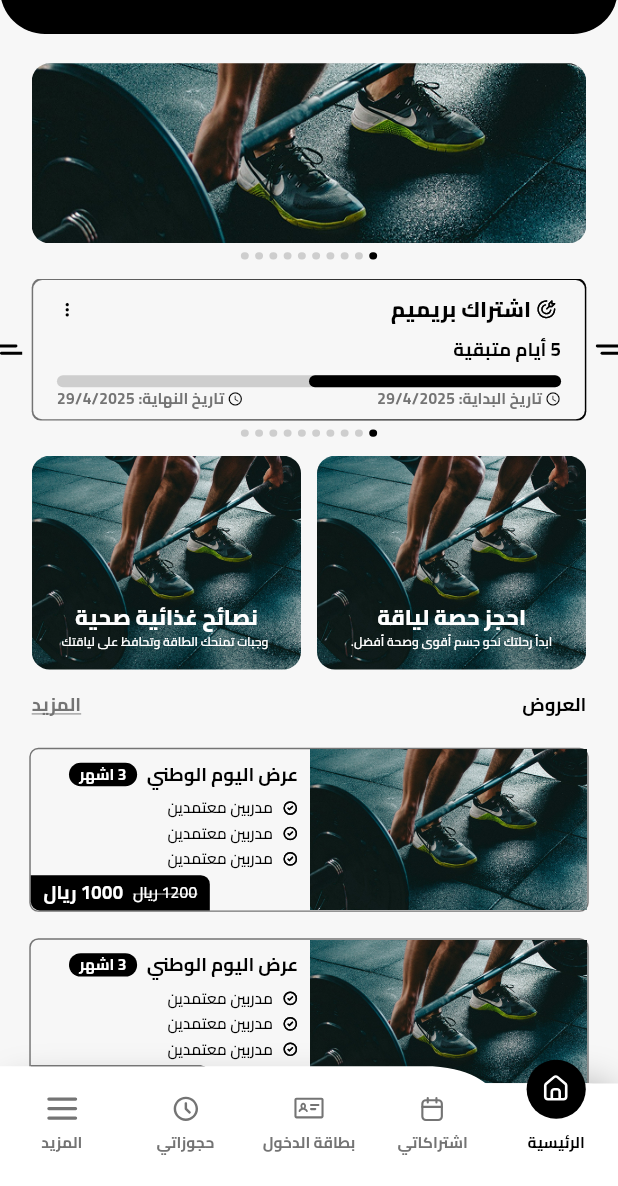
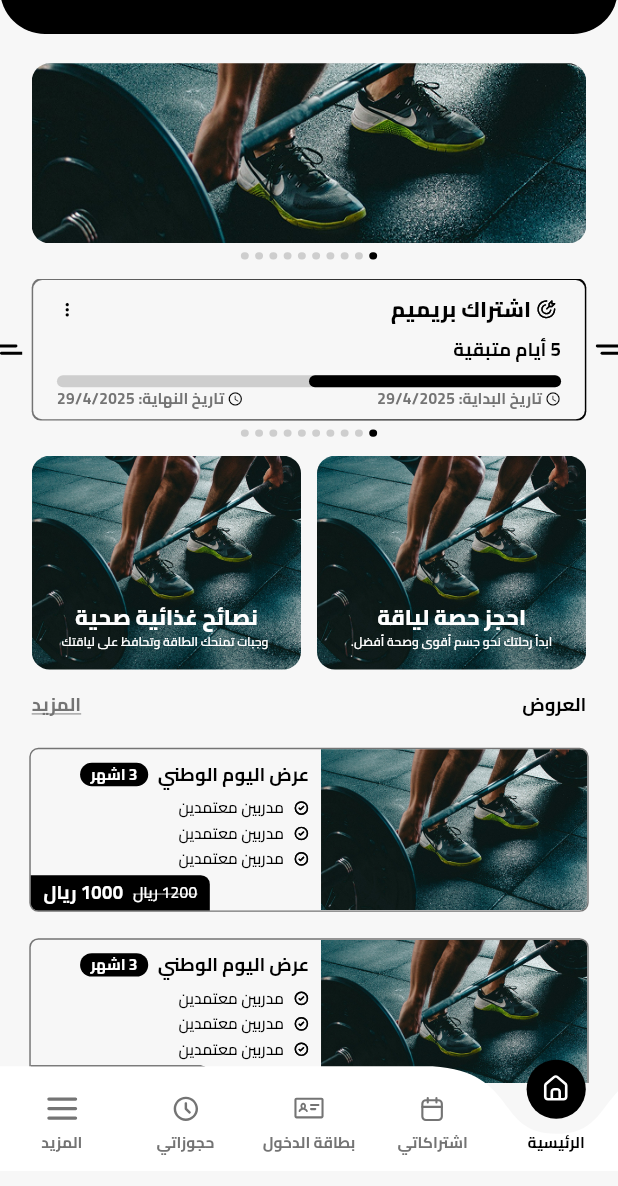
Before and after one commit to ahmed-okal/active_deer, a Flutter app: the MainNavigationView screen opened by its route, on a phone screen of 412 x 824 dp, the part 50-1236 px from its top. Run offline on Flutter 3.47's test engine with Material 3 defaults, Android fonts, the phone set to English and light mode, and no system bars; drawn by our look-alikes of carousel_slider, curved_labeled_navigation_bar, percent_indicator, smooth_page_indicator; our stand-ins replace connectivity_plus, dartz, dio, flutter_credit_card, flutter_local_notifications, flutter_map and 11 more; missing offline and left inert: moyasar, wheel_picker; accounts and stored records are empty.

Commit message:
feat: add OfferImage, OfferPriceContainer, and CustomBottomNavBar widgets

```diff
--- a/lib/core/widgets/custom_bottom_nav_bar.dart
+++ b/lib/core/widgets/custom_bottom_nav_bar.dart
@@ -17,14 +17,11 @@ class CustomBottomNavBar extends GetView<BottomNavBarController> {
   Widget build(BuildContext context) {
     return Container(
       decoration: BoxDecoration(
-        color: AppColors.white,
+        color: AppColors.transparent,
         borderRadius: BorderRadius.only(
           topLeft: Radius.circular(20),
           topRight: Radius.circular(20),
         ),
-        boxShadow: [
-          BoxShadow(blurRadius: 20, color: AppColors.black.withAlpha(75)),
-        ],
       ),
       padding: EdgeInsets.only(bottom: AppSize.getHeight(10)),
       height: AppSize.getHeight(70),
@@ -33,7 +30,8 @@ class CustomBottomNavBar extends GetView<BottomNavBarController> {
           index: controller.currentIndex.value,
           iconPadding: AppSize.getHeight(14),
           buttonBackgroundColor: AppColors.primary,
-          backgroundColor: AppColors.white,
+          backgroundColor: AppColors.transparent,
+          color: AppColors.white,
           items: [
             CurvedNavigationBarItem(
               child: SvgPicture.asset(
--- a/lib/feature/offers/presentation/views/widgets/offers_image.dart
+++ b/lib/feature/offers/presentation/views/widgets/offers_image.dart
@@ -8,16 +8,16 @@ class OfferImage extends StatelessWidget {
 
   @override
   Widget build(BuildContext context) {
-    return Container(
-      height: AppSize.getHeight(112),
-      width: AppSize.getWidth(175),
-      decoration: BoxDecoration(
-        borderRadius: BorderRadiusDirectional.only(
-          bottomStart: Radius.circular(6),
-          topStart: Radius.circular(6),
-        ),
+    return ClipRRect(
+      borderRadius: BorderRadiusDirectional.only(
+        bottomStart: Radius.circular(5),
+        topStart: Radius.circular(5),
       ),
-      child: Image.asset(AppAssets.test, fit: BoxFit.cover),
+      child: Image.asset(
+        AppAssets.test,
+        fit: BoxFit.cover,
+        width: AppSize.getWidth(168),
+      ),
     );
   }
 }
--- a/lib/feature/offers/presentation/views/widgets/offers_price_container.dart
+++ b/lib/feature/offers/presentation/views/widgets/offers_price_container.dart
@@ -18,7 +18,7 @@ class OfferPriceContainer extends StatelessWidget {
           color: AppColors.primary,
           borderRadius: BorderRadiusDirectional.only(
             topStart: Radius.circular(6),
-            bottomEnd: Radius.circular(6),
+            bottomEnd: Radius.circular(5),
           ),
         ),
         child: Row(
```
